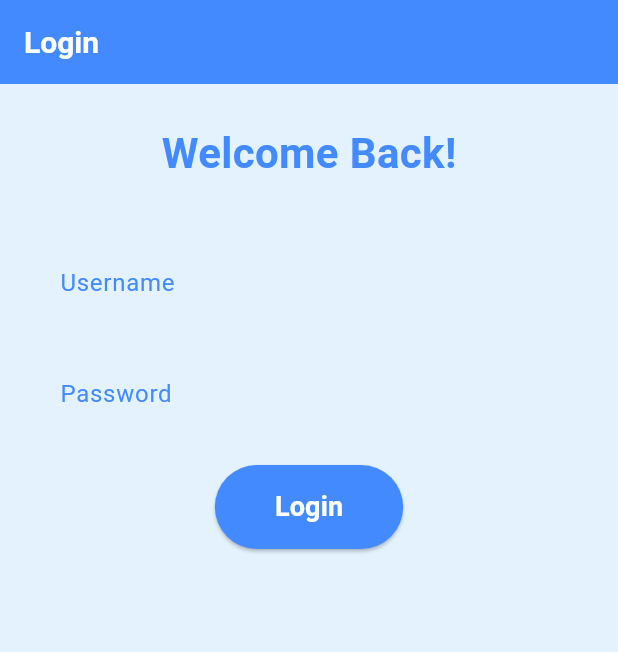
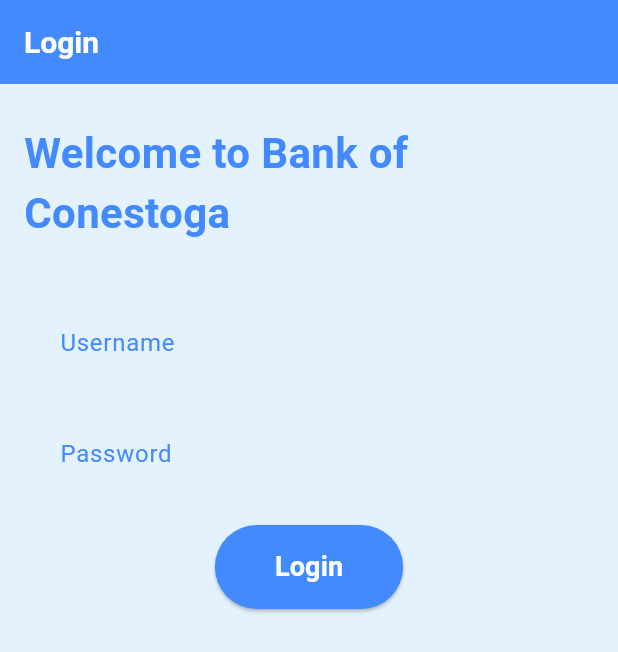
Before and after one commit to zackschottmann/bankingapp, a Flutter app: the screen it shows after launch, on a phone screen of 412 x 824 dp. Shown: the top 652 px of the screen. Run offline on Flutter 3.47's test engine with Material 3 defaults, Android fonts, the phone set to English and light mode, and no system bars; our stand-ins replace email_validator, google_maps_flutter, shared_preferences.

Commit message:
Final Commit

```diff
--- a/banking_App/lib/add_transaction_page.dart
+++ b/banking_App/lib/add_transaction_page.dart
@@ -1,8 +1,7 @@
-import 'package:flutter/material.dart';
-
 /// Author: Zackary Schottmann
 /// Description: Provides a form to add a transaction, specifying the target account,
 /// amount, and description.
+import 'package:flutter/material.dart';
 
 class AddTransactionPage extends StatefulWidget {
   const AddTransactionPage({super.key});
--- a/banking_App/lib/atm_map_page.dart
+++ b/banking_App/lib/atm_map_page.dart
@@ -30,7 +30,6 @@ class ATMMapPageState extends State<ATMMapPage> {
     const LatLng(43.4562, -80.5075), // Waterloo Public Library
   ];
 
-  // List of markers for the ATMs
   final Set<Marker> _markers = {};
 
   @override
@@ -39,7 +38,6 @@ class ATMMapPageState extends State<ATMMapPage> {
     _initalizeMarkers();
   }
 
-    // Add markers for each ATM location
     void _initalizeMarkers(){
     for (int i = 0; i < atmLocations.length; i++) {
       _markers.add(
--- a/banking_App/lib/login_page.dart
+++ b/banking_App/lib/login_page.dart
@@ -1,4 +1,5 @@
-//Harsh Patel
+///Author: Harsh Patel
+///Description: This class is used to login to the app
 import 'package:flutter/material.dart';
 
 class LoginPage extends StatefulWidget {
@@ -43,7 +44,7 @@ class _LoginPageState extends State<LoginPage> {
                   children: [
                     SizedBox(height: 10),
                     Text(
-                      'Welcome Back!',
+                      'Welcome to Bank of Conestoga',
                       style: TextStyle(
                         fontSize: 28,
                         fontWeight: FontWeight.bold,
--- a/banking_App/lib/main.dart
+++ b/banking_App/lib/main.dart
@@ -19,7 +19,7 @@ class BankingApp extends StatelessWidget {
   Widget build(BuildContext context) {
     return MaterialApp(
       debugShowCheckedModeBanner: false,
-      title: 'Welcome to Banking App',
+      title: 'Conestoga Bank',
       theme: ThemeData(
         primarySwatch: Colors.blue,
         scaffoldBackgroundColor: Colors.blue.shade50,
@@ -70,7 +70,8 @@ class _AccountHomePageState extends State<AccountHomePage> {
     'Savings': 5000.0,
     'Credit': -120.0,
   };
-
+//Author : Harsh Patel
+  /// Description: Loads transactions from SharedPreferences.
   @override
   void initState() {
     super.initState();
@@ -191,6 +192,7 @@ class _AccountHomePageState extends State<AccountHomePage> {
 
   }
   ///Author: Harsh Patel
+  /// Description: Handles withdrawing money from a specified account with a description.
   void sendInterac(String account, double amount, String recipient) {
     setState(() {
       balances[account] = balances[account]! - amount;
@@ -202,7 +204,8 @@ class _AccountHomePageState extends State<AccountHomePage> {
       _saveData();
     });
   }
-
+//Author: Zackary Schottmann
+///Description: Error dialog to show when an error occurs
   void _showErrorDialog(BuildContext context, String title, String message) {
     showDialog(
       context: context,
@@ -527,7 +530,8 @@ class AccountPage extends StatelessWidget {
       ],
     );
   }
-
+  ///Author : Zackary
+///Description: This function is used to get the amount from the user
   Future<double?> _getAmountFromUser(
       BuildContext context, String title) async {
     final controller = TextEditingController();
```
